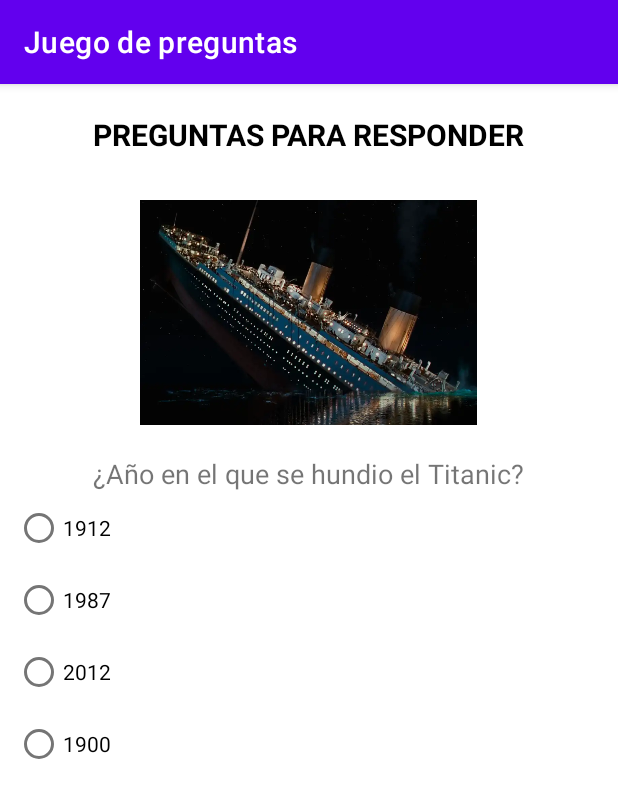
After one commit to felipe3-A/JuegodePreguntas, an Android app: the MainActivity4 screen opened directly, with no data from a screen before it, on a phone screen of 412 x 824 dp. The commit adds this screen. Shown: the top 798 px of the screen. Run offline under Robolectric (Android 15) with nearby library versions, the phone set to English and light mode, and no system bars.

Commit message:
CASI LISTO

```diff
--- a/app/src/main/java/com/felipe/juegodepreguntas/MainActivity2.java
+++ b/app/src/main/java/com/felipe/juegodepreguntas/MainActivity2.java
@@ -2,6 +2,7 @@
 
 import androidx.appcompat.app.AppCompatActivity;
 
+import android.content.Intent;
 import android.os.Bundle;
 import android.widget.RadioButton;
 import android.widget.RadioGroup;
@@ -38,7 +39,8 @@
                 switch (k){
                     case R.id.res12:
                         Toast.makeText(MainActivity2.this, "Correcto x2", Toast.LENGTH_SHORT).show();
-
+                        Intent intent = new Intent(MainActivity2.this,MainActivity3.class);
+                        startActivity(intent);
                     case R.id.res22:
                         Toast.makeText(MainActivity2.this, "InCorrecto", Toast.LENGTH_SHORT).show();
 
--- /dev/null
+++ b/app/src/main/java/com/felipe/juegodepreguntas/MainActivity4.java
@@ -0,0 +1,50 @@
+package com.felipe.juegodepreguntas;
+
+import androidx.appcompat.app.AppCompatActivity;
+
+import android.os.Bundle;
+import android.widget.RadioButton;
+import android.widget.RadioGroup;
+import android.widget.Toast;
+
+public class MainActivity4 extends AppCompatActivity {
+RadioGroup grupo4;
+RadioButton op1_4;
+RadioButton op2_4;
+RadioButton op3_4;
+RadioButton op4_4;
+    @Override
+    protected void onCreate(Bundle savedInstanceState) {
+        super.onCreate(savedInstanceState);
+        setContentView(R.layout.activity_main4);
+        referenciar();
+    }
+
+    private void referenciar() {
+        grupo4=findViewById(R.id.grupopregunta4);
+        op1_4=findViewById(R.id.res14);
+        op2_4=findViewById(R.id.res24);
+        op3_4=findViewById(R.id.res34);
+        op4_4=findViewById(R.id.res44);
+        grupo4.setOnCheckedChangeListener(new RadioGroup.OnCheckedChangeListener() {
+            @Override
+            public void onCheckedChanged(RadioGroup radioGroup, int i) {
+                switch (i){
+                    case R.id.res14:
+                        Toast.makeText(MainActivity4.this, "¡Correcto!", Toast.LENGTH_SHORT).show();
+
+                    case R.id.res24:
+                        Toast.makeText(MainActivity4.this, "¡InCorrecto!", Toast.LENGTH_SHORT).show();
+
+                    case R.id.res34:
+                        Toast.makeText(MainActivity4.this, "¡InCorrecto!", Toast.LENGTH_SHORT).show();
+
+                    case R.id.res44:
+                        Toast.makeText(MainActivity4.this, "¡InCorrecto!", Toast.LENGTH_SHORT).show();
+                break;
+                }
+            }
+        });
+
+    }
+}
--- /dev/null
+++ b/app/src/main/res/layout/activity_main4.xml
@@ -0,0 +1,69 @@
+<?xml version="1.0" encoding="utf-8"?>
+<LinearLayout xmlns:android="http://schemas.android.com/apk/res/android"
+    xmlns:app="http://schemas.android.com/apk/res-auto"
+    xmlns:tools="http://schemas.android.com/tools"
+    android:layout_width="match_parent"
+    android:layout_height="match_parent"
+    android:orientation="vertical"
+    tools:context=".MainActivity4">
+    <TextView
+        android:layout_width="wrap_content"
+        android:layout_height="wrap_content"
+        android:text="@string/app_questions"
+        android:layout_gravity="center"
+        android:textSize="20sp"
+        android:layout_marginTop="20dp"
+        android:textStyle="bold"
+        android:textColor="@color/black"/>
+    <ImageView
+        android:layout_width="250dp"
+        android:layout_height="150dp"
+        android:layout_gravity="center"
+        android:layout_marginTop="30dp"
+        android:src="@drawable/img_3"/>
+    <TextView
+        android:layout_width="wrap_content"
+        android:layout_height="wrap_content"
+        android:text="@string/app_questions4"
+        android:layout_gravity="center"
+        android:layout_marginTop="20dp"
+        android:textSize="18sp"/>
+
+
+    <RadioGroup
+        android:id="@+id/grupopregunta4"
+        android:layout_width="289dp"
+        android:layout_height="wrap_content"
+        android:orientation="vertical">
+
+        <RadioButton
+            android:id="@+id/res14"
+            android:layout_width="wrap_content"
+            android:layout_height="wrap_content"
+            android:layout_marginStart="10dp"
+            android:text="@string/_1912" />
+
+        <RadioButton
+            android:id="@+id/res24"
+            android:layout_width="wrap_content"
+            android:layout_height="wrap_content"
+            android:layout_marginStart="10dp"
+            android:text="@string/_1987" />
+
+        <RadioButton
+            android:id="@+id/res34"
+            android:layout_width="wrap_content"
+            android:layout_height="wrap_content"
+            android:layout_marginStart="10dp"
+            android:text="@string/_2012" />
+
+        <RadioButton
+            android:id="@+id/res44"
+            android:layout_width="wrap_content"
+            android:layout_height="wrap_content"
+            android:layout_marginStart="10dp"
+            android:text="@string/_1900" />
+    </RadioGroup>
+
+
+</LinearLayout>
--- a/app/src/main/res/values/colors.xml
+++ b/app/src/main/res/values/colors.xml
@@ -3,7 +3,7 @@
     <color name="purple_200">#FFBB86FC</color>
     <color name="purple_500">#FF6200EE</color>
     <color name="purple_700">#FF3700B3</color>
-    <color name="teal_200">#FF03DAC5</color>
+    <color name="teal_200">#0327DA</color>
     <color name="teal_700">#FF018786</color>
     <color name="black">#FF000000</color>
     <color name="white">#FFFFFFFF</color>
--- a/app/src/main/res/values/strings.xml
+++ b/app/src/main/res/values/strings.xml
@@ -20,5 +20,12 @@
     <string name="reforestar">reforestar</string>
     <string name="matilde">matilde</string>
     <string name="abrigo">abrigo</string>
+    <string name="java">Java</string>
+    <string name="php">Php</string>
+    <string name="html">HTML</string>
+    <string name="_1912">1912</string>
+    <string name="_1987">1987</string>
+    <string name="_2012">2012</string>
+    <string name="_1900">1900</string>
 
 </resources>
```
Also changed, not shown: app/src/main/AndroidManifest.xml (+9 -0 lines), app/src/main/java/com/felipe/juegodepreguntas/MainActivity3.java (added, +52 -0 lines), app/src/main/java/com/felipe/juegodepreguntas/MainActivity5.java (added, +14 -0 lines), app/src/main/res/layout/activity_main3.xml (added, +69 -0 lines), app/src/main/res/layout/activity_main5.xml (added, +9 -0 lines), app/src/main/res/drawable/img_2.png (added), app/src/main/res/drawable/img_3.png (added), app/src/main/res/drawable/img_4.png (added).
